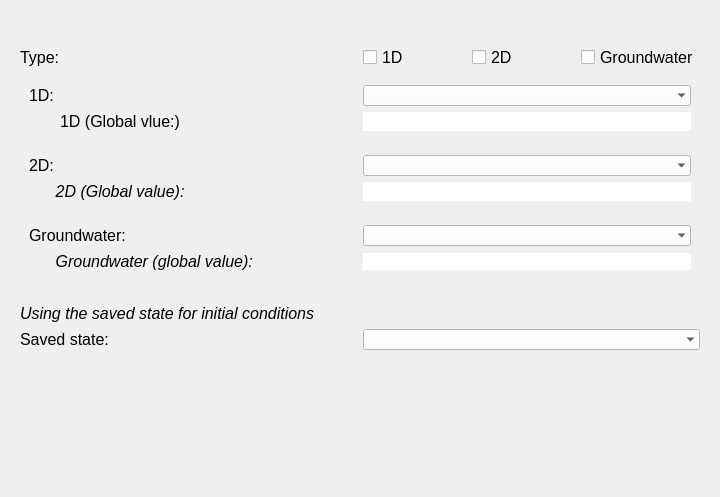
Qt form threedi_api_qgis_client/ui/page_initial_conditions.ui (nens/threedi-api-qgis-client) before a commit.
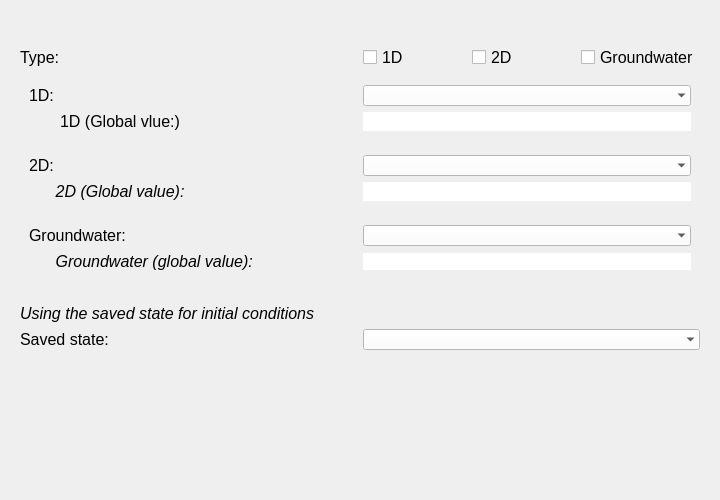
The same form after that commit.

Patch:
```diff
--- a/threedi_api_qgis_client/ui/page_initial_conditions.ui
+++ b/threedi_api_qgis_client/ui/page_initial_conditions.ui
@@ -7,9 +7,15 @@
     <x>0</x>
     <y>0</y>
     <width>720</width>
-    <height>497</height>
+    <height>500</height>
    </rect>
   </property>
+  <property name="minimumSize">
+   <size>
+    <width>720</width>
+    <height>0</height>
+   </size>
+  </property>
   <property name="palette">
    <palette>
     <active>
```
